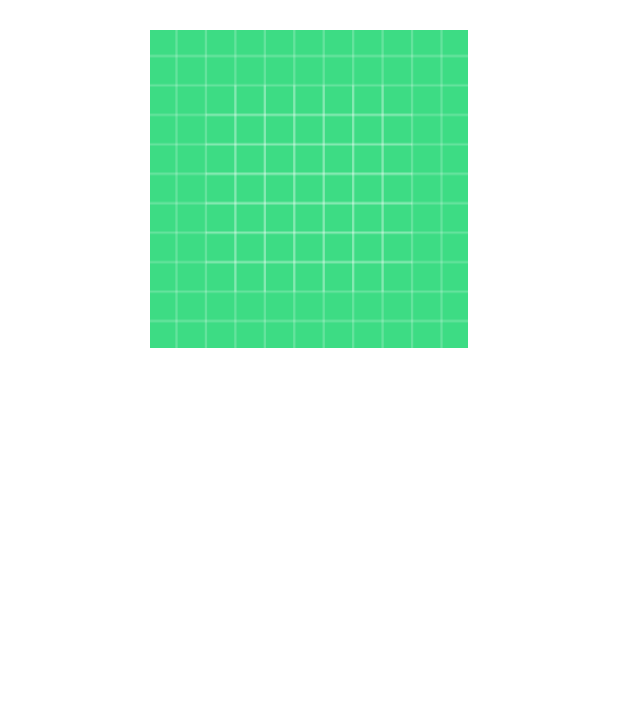
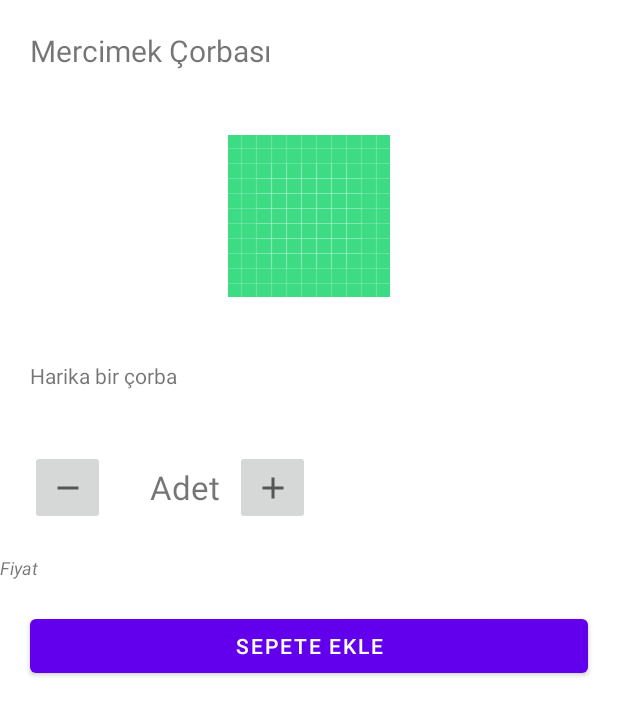
Before and after one commit to root999/SeniorProject, an Android app: the layout fragment_product_detail.xml on its own in the app's theme, with its tools: preview values and no code run, on a phone screen of 412 x 824 dp. Shown: the top 715 px of the screen. Run offline under Robolectric (Android 15) with nearby library versions, the phone set to English and light mode, and no system bars.

Commit message:
productDetail and order pages created. Navigation finished

```diff
--- a/app/src/main/java/com/example/seniorproject/detail/RestaurantDetailFragment.kt
+++ b/app/src/main/java/com/example/seniorproject/detail/RestaurantDetailFragment.kt
@@ -43,14 +43,14 @@ class RestaurantDetailFragment : Fragment() {
         binding.viewModel?.navigateToSelectedRestaurant?.observe(this, Observer {
             if ( null != it ) {
                 this.findNavController().navigate(
-                    RestaurantDetailFragmentDirections.actionRestaurantDetailFragmentToProductDetailFragment(it))
+                    RestaurantDetailFragmentDirections.actionRestaurantDetailFragmentToProductDetailFragment(it,restaurant))
                 binding.viewModel?.displayProductDetailsCompleted()
             }
         })
         binding.viewModel?.addToCartProduct?.observe(this, Observer {
             if ( null != it ) {
                 this.findNavController().navigate(
-                    RestaurantDetailFragmentDirections.actionRestaurantDetailFragmentToOrderFragment(it))
+                    RestaurantDetailFragmentDirections.actionRestaurantDetailFragmentToOrderFragment(it,restaurant))
                 binding.viewModel?.addProductToCartCompleted()
             }
         })
--- /dev/null
+++ b/app/src/main/java/com/example/seniorproject/network/CustomerDtos/LoginCustomer.kt
@@ -0,0 +1,4 @@
+package com.example.seniorproject.network.CustomerDtos
+
+data class LoginCustomer( val username:String,
+                          val password:String)
--- a/app/src/main/java/com/example/seniorproject/order/OrderFragment.kt
+++ b/app/src/main/java/com/example/seniorproject/order/OrderFragment.kt
@@ -31,6 +31,7 @@ class OrderFragment : Fragment() {
         binding.lifecycleOwner = this
 
         val product = OrderFragmentArgs.fromBundle(arguments!!).selectedProduct
+        val restaurant = OrderFragmentArgs.fromBundle(arguments!!).selectedRestaurant
         val viewModelFactory = OrderViewModelFactory(product, application)
         binding.viewModel =  ViewModelProvider(
             this, viewModelFactory).get(OrderViewModel::class.java)
--- /dev/null
+++ b/app/src/main/res/drawable/ic_baseline_remove_24.xml
@@ -0,0 +1,10 @@
+<vector xmlns:android="http://schemas.android.com/apk/res/android"
+    android:width="24dp"
+    android:height="24dp"
+    android:viewportWidth="24"
+    android:viewportHeight="24"
+    android:tint="?attr/colorControlNormal">
+  <path
+      android:fillColor="@android:color/white"
+      android:pathData="M19,13H5v-2h14v2z"/>
+</vector>
--- a/app/src/main/res/layout/fragment_product_detail.xml
+++ b/app/src/main/res/layout/fragment_product_detail.xml
@@ -1,40 +1,110 @@
 <?xml version="1.0" encoding="utf-8"?>
 
-<layout>
+<layout xmlns:android="http://schemas.android.com/apk/res/android"
+    xmlns:app="http://schemas.android.com/apk/res-auto"
+    xmlns:tools="http://schemas.android.com/tools"
+    tools:context="com.example.seniorproject.MainActivity">
+
     <data>
+
         <variable
             name="viewModel"
             type="com.example.seniorproject.productDetail.ProductDetailViewModel" />
     </data>
 
-    <androidx.constraintlayout.widget.ConstraintLayout
-        xmlns:android="http://schemas.android.com/apk/res/android"
+    <RelativeLayout
+        android:layout_width="match_parent"
+        android:layout_height="match_parent">
 
-        xmlns:app="http://schemas.android.com/apk/res-auto"
-        xmlns:tools="http://schemas.android.com/tools"
-        android:layout_height="match_parent"
-        android:layout_width="match_parent">
+        <TextView
+            android:id="@+id/productNameTextView"
+            android:layout_width="wrap_content"
+            android:layout_height="wrap_content"
+            android:layout_alignParentTop="true"
+            android:layout_margin="20dp"
+            android:text="@{viewModel.selectedProduct.name}"
+            android:textSize="20sp"
+            tools:text="Mercimek Çorbası" />
+
+        <ImageView
+            android:id="@+id/orderProductImage"
+            android:layout_width="wrap_content"
+            android:layout_height="wrap_content"
+            android:layout_below="@+id/productNameTextView"
+            android:layout_centerHorizontal="true"
+            android:layout_margin="7dp"
+            android:padding="15dp"
+            app:imageUrl="@{viewModel.selectedProduct.photoUrl}"
+            app:srcCompat="@drawable/ic_launcher_background" />
+
+        <TextView
+            android:id="@+id/productDetails"
+            android:layout_width="match_parent"
+            android:layout_height="wrap_content"
+            android:layout_below="@+id/orderProductImage"
+            android:layout_margin="20dp"
+            android:text="@{viewModel.selectedProduct.details}"
+            tools:text="Harika bir çorba" />
 
 
+        <LinearLayout
+            android:id="@+id/ProductCountLayout"
+            android:layout_width="wrap_content"
+            android:layout_height="wrap_content"
+            android:layout_below="@+id/productDetails"
+            android:layout_margin="20dp"
+            android:orientation="horizontal">
 
-        <ImageView
-            android:id="@+id/imageView"
-            android:layout_width="212dp"
-            android:layout_height="219dp"
-            android:layout_marginTop="16dp"
-            android:src="@drawable/ic_launcher_background"
-            app:layout_constraintEnd_toEndOf="parent"
-            app:layout_constraintStart_toStartOf="parent"
-            app:layout_constraintTop_toTopOf="parent" />
+            <ImageButton
+                android:id="@+id/productCountDown"
+                android:layout_width="50dp"
+                android:layout_height="50dp"
+                android:layout_below="@id/productDetails"
+                android:src="@drawable/ic_baseline_remove_24" />
+
+            <TextView
+                android:id="@+id/productCountNumber"
+                android:layout_width="wrap_content"
+                android:layout_height="wrap_content"
+                android:layout_centerHorizontal="true"
+                android:padding="10dp"
+                android:text="@{Integer.toString(viewModel.productCount)}"
+                android:textSize="22sp" />
+
+            <TextView
+                android:id="@+id/productCount"
+                android:layout_width="wrap_content"
+                android:layout_height="wrap_content"
+                android:layout_centerHorizontal="true"
+                android:padding="10dp"
+                android:text="Adet"
+                android:textSize="22sp" />
+
+            <ImageButton
+                android:id="@+id/productCountUp"
+                android:layout_width="50dp"
+                android:layout_height="50dp"
+                android:layout_below="@id/productDetails"
+                android:src="@drawable/ic_baseline_add_24" />
+        </LinearLayout>
 
         <TextView
-            android:id="@+id/textView"
-            android:layout_width="0dp"
+            android:id="@+id/productPriceTextView"
+            android:layout_width="match_parent"
             android:layout_height="wrap_content"
-            android:layout_marginTop="27dp"
-            android:text="@{viewModel.selectedProduct.name}"
-            app:layout_constraintEnd_toEndOf="parent"
-            app:layout_constraintStart_toStartOf="parent"
-            app:layout_constraintTop_toBottomOf="@+id/imageView" />
-    </androidx.constraintlayout.widget.ConstraintLayout>
+            android:layout_below="@+id/ProductCountLayout"
+            android:text="@{Double.toString(viewModel.selectedProduct.price)}"
+            android:textSize="12dp"
+            android:textStyle="italic"
+            tools:text="Fiyat" />
+
+        <Button
+            android:id="@+id/addToCartButton"
+            android:layout_below="@+id/productPriceTextView"
+            android:layout_width="match_parent"
+            android:layout_height="wrap_content"
+            android:layout_margin="20dp"
+            android:text="Sepete Ekle" />
+
+    </RelativeLayout>
 </layout>
```
Also changed, not shown: app/src/main/java/com/example/seniorproject/login/LoginFragment.kt (added, +43 -0 lines), app/src/main/java/com/example/seniorproject/login/LoginViewModel.kt (added, +47 -0 lines), app/src/main/java/com/example/seniorproject/network/ApiService.kt (+7 -2 lines), app/src/main/java/com/example/seniorproject/network/Customer.kt (added, +7 -0 lines), app/src/main/java/com/example/seniorproject/network/CustomerDtos/CustomerInfo.kt (added, +9 -0 lines), app/src/main/java/com/example/seniorproject/network/CustomerDtos/RegisterCustomer.kt (added, +9 -0 lines), app/src/main/java/com/example/seniorproject/network/Order.kt (added, +7 -0 lines), app/src/main/java/com/example/seniorproject/productDetail/ProductDetailFragment.kt (+7 -3 lines), app/src/main/java/com/example/seniorproject/productDetail/ProductDetailViewModel.kt (+22 -0 lines), app/src/main/res/layout/fragment_login.xml (added, +97 -0 lines), app/src/main/res/layout/fragment_order.xml (+58 -11 lines), app/src/main/res/navigation/nav_graph.xml (+11 -1 lines).
